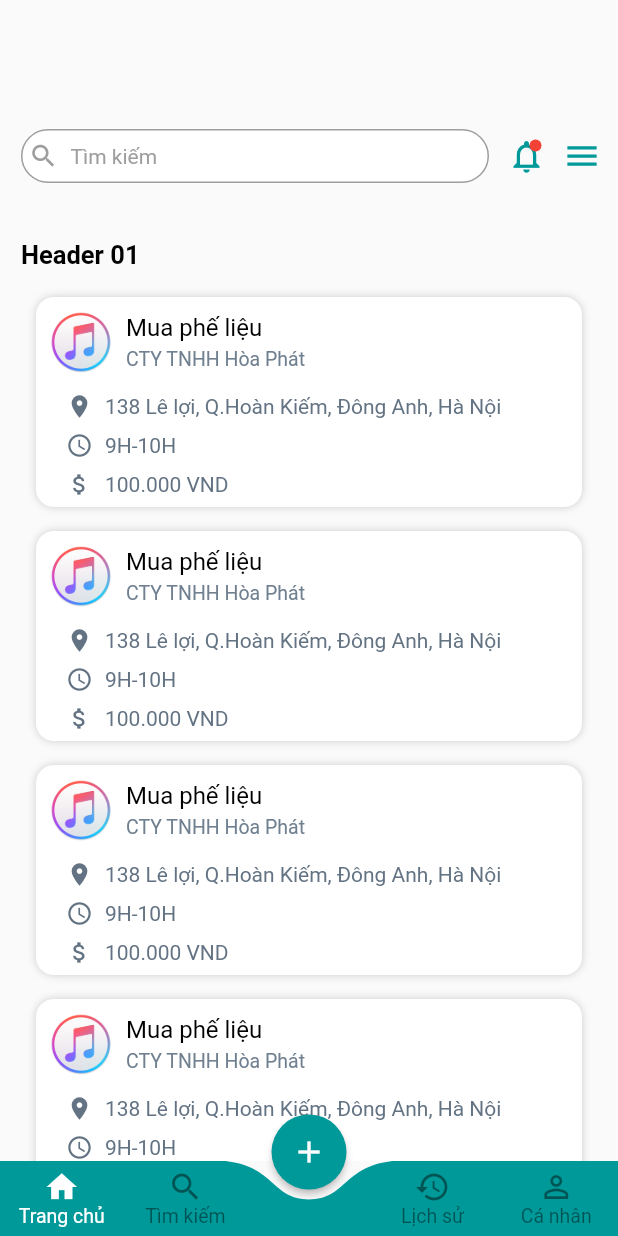
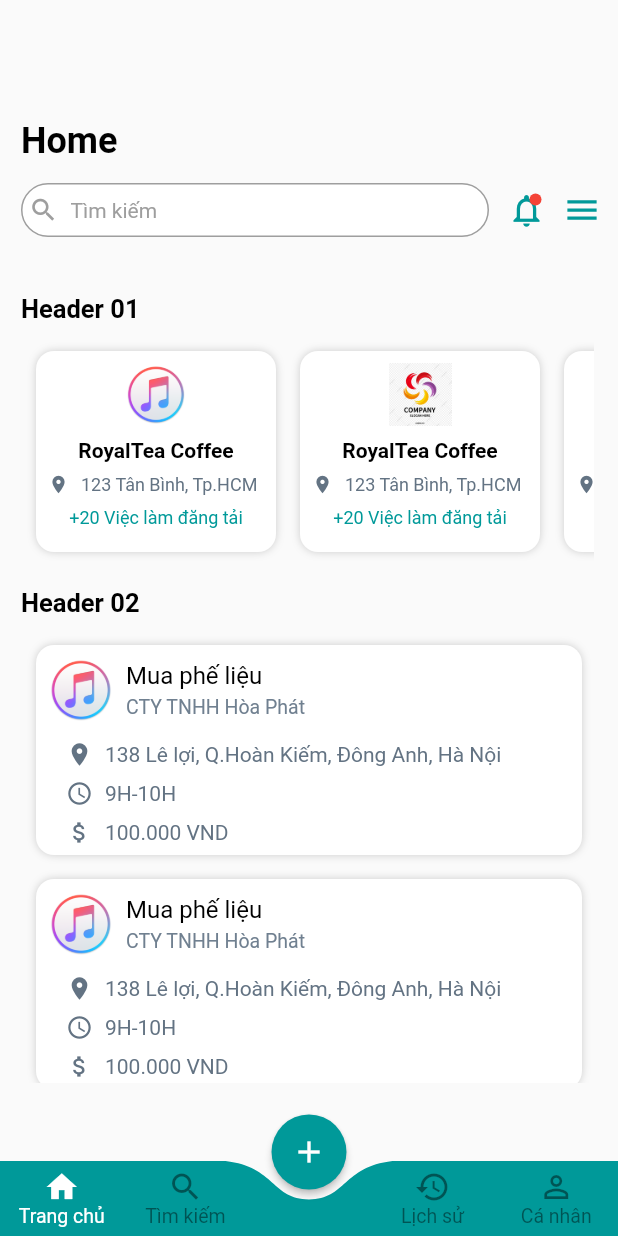
Before and after one commit to trantheho/bottom_navigation_bar, a Flutter app: the screen it shows after launch, on a phone screen of 412 x 824 dp. Run offline on Flutter 3.47's test engine with Material 2 defaults, Android fonts, the phone set to English and light mode, and no system bars; our stand-ins replace google_maps_flutter.

Commit message:
update home

```diff
--- a/lib/home.dart
+++ b/lib/home.dart
@@ -1,4 +1,5 @@
 import 'package:bottomnavigationbar/item_branch_job.dart';
+import 'package:bottomnavigationbar/item_company_job.dart';
 import 'package:flutter/cupertino.dart';
 import 'package:flutter/material.dart';
 
@@ -54,9 +55,46 @@ class _HomeScreenState extends State<_HomeScreen> with SingleTickerProviderState
         time: '9H-10H',
         money: '100.000 VND'),
 
+  ];
 
 
-
+  List<CompanyJobItem> company = [
+    CompanyJobItem(
+      asset: 'assets/icons/logo1.png',
+      companyName: 'RoyalTea Coffee',
+      address: '123 Tân Bình, Tp.HCM',
+      counterJob: 20,
+    ),
+    CompanyJobItem(
+      asset: 'assets/icons/logo4.jpg',
+      companyName: 'RoyalTea Coffee',
+      address: '123 Tân Bình, Tp.HCM',
+      counterJob: 20,
+    ),
+    CompanyJobItem(
+      asset: 'assets/icons/logo3.png',
+      companyName: 'RoyalTea Coffee',
+      address: '123 Tân Bình, Tp.HCM',
+      counterJob: 20,
+    ),
+    CompanyJobItem(
+      asset: 'assets/icons/logo2.jpg',
+      companyName: 'RoyalTea Coffee',
+      address: '123 Tân Bình, Tp.HCM',
+      counterJob: 20,
+    ),
+    CompanyJobItem(
+      asset: 'assets/icons/logo3.png',
+      companyName: 'RoyalTea Coffee',
+      address: '123 Tân Bình, Tp.HCM',
+      counterJob: 20,
+    ),
+    CompanyJobItem(
+      asset: 'assets/icons/logo4.jpg',
+      companyName: 'RoyalTea Coffee',
+      address: '123 Tân Bình, Tp.HCM',
+      counterJob: 20,
+    ),
   ];
 
 
@@ -78,6 +116,19 @@ class _HomeScreenState extends State<_HomeScreen> with SingleTickerProviderState
             SizedBox(height: 80),
             Container(
               margin: EdgeInsets.only(left: 14),
+              alignment: Alignment.centerLeft,
+              child: Text(
+                'Home',
+                textAlign: TextAlign.start,
+                style: TextStyle(
+                    fontSize: 24,
+                    color: Color.fromRGBO(0, 0, 0, 1),
+                    fontWeight: FontWeight.bold
+                ),
+              ),
+            ),
+            Container(
+              margin: EdgeInsets.only(left: 14, top: 8),
               child: Row(
                 mainAxisAlignment: MainAxisAlignment.spaceAround,
                 children: <Widget>[
@@ -128,11 +179,38 @@ class _HomeScreenState extends State<_HomeScreen> with SingleTickerProviderState
                 ],
               ),
             ),
+
             Container(
               width: MediaQuery.of(context).size.width,
               margin: EdgeInsets.only(top: 32, left: 14),
               child: Text(
                 'Header 01',
+                textAlign: TextAlign.start,
+                style: TextStyle(
+                    fontSize: 17,
+                    color: Color.fromRGBO(0, 0, 0, 1),
+                    fontWeight: FontWeight.bold
+                ),
+              ),
+            ),
+            Container(
+              height: 150,
+              margin: EdgeInsets.only(top: 10, left: 16, right: 16, bottom: 16),
+              child: ListView.builder(
+                  scrollDirection: Axis.horizontal,
+                  padding: EdgeInsets.zero,
+                  physics: AlwaysScrollableScrollPhysics(),
+                  itemCount: company.length,
+                  itemBuilder: (context, index){
+                    return ItemCompanyJob(companyJobItem: company[index],);
+                  }),
+            ),
+
+            Container(
+              width: MediaQuery.of(context).size.width,
+              margin: EdgeInsets.only(left: 14),
+              child: Text(
+                'Header 02',
                 textAlign: TextAlign.start,
                 style: TextStyle(
                   fontSize: 17,
@@ -141,12 +219,11 @@ class _HomeScreenState extends State<_HomeScreen> with SingleTickerProviderState
                 ),
               ),
             ),
-
             Container(
-              height: MediaQuery.of(context).size.height,
+              height: 300.0,
               margin: EdgeInsets.only(top: 10, left: 16, right: 16, bottom: 16),
               child: ListView.builder(
-                  scrollDirection: Axis.vertical,
+                  //scrollDirection: Axis.vertical,
                   physics: AlwaysScrollableScrollPhysics(),
                   padding: EdgeInsets.zero,
                   itemCount: jobs.length,
--- /dev/null
+++ b/lib/item_company_job.dart
@@ -0,0 +1,103 @@
+import 'package:flutter/cupertino.dart';
+import 'package:flutter/material.dart';
+
+class ItemCompanyJob extends StatefulWidget {
+  final CompanyJobItem companyJobItem;
+
+  ItemCompanyJob({this.companyJobItem});
+
+  @override
+  _ItemCompanyJobState createState() => _ItemCompanyJobState();
+}
+
+class _ItemCompanyJobState extends State<ItemCompanyJob> {
+  @override
+  Widget build(BuildContext context) {
+    return Container(
+      width: 160,
+      height: 120,
+      padding: EdgeInsets.all(8),
+      margin: EdgeInsets.all(8),
+      decoration: BoxDecoration(
+        borderRadius: BorderRadius.circular(12),
+        color: Colors.white,
+        boxShadow: [
+          BoxShadow(
+            color: Colors.grey.withOpacity(0.5),
+            blurRadius: 4,
+          ),
+        ],
+      ),
+      child: Center(
+        child: Column(
+          children: <Widget>[
+            Container(
+              width: 42,
+              height: 42,
+              child: Center(child: Image.asset(widget.companyJobItem.asset)),
+            ),
+            Container(
+              margin: EdgeInsets.only(top: 8),
+              child: Center(
+                child: Text(
+                  widget.companyJobItem.companyName,
+                  style: TextStyle(
+                      fontSize: 14,
+                      color: Color.fromRGBO(0, 0, 0, 1),
+                      fontWeight: FontWeight.bold),
+                ),
+              ),
+            ),
+            Container(
+              width: double.infinity,
+              margin: EdgeInsets.only(top: 8),
+              child: Row(
+                children: <Widget>[
+                  Icon(
+                    Icons.location_on,
+                    size: 14,
+                    color: Color.fromRGBO(99, 115, 131, 1),
+                  ),
+                  Container(
+                    margin: EdgeInsets.only(left: 8),
+                    child: Text(
+                      widget.companyJobItem.address,
+                      overflow: TextOverflow.ellipsis,
+                      textAlign: TextAlign.start,
+                      style: TextStyle(
+                          fontSize: 12,
+                          color: Color.fromRGBO(99, 115, 131, 1),
+                          fontWeight: FontWeight.normal),
+                    ),
+                  ),
+                ],
+              ),
+            ),
+            Container(
+              margin: EdgeInsets.only(top: 8),
+              child: Center(
+                child: Text(
+                  '+${widget.companyJobItem.counterJob} Việc làm đăng tải',
+                  overflow: TextOverflow.ellipsis,
+                  style: TextStyle(
+                      fontSize: 12,
+                      color: Color.fromRGBO(0, 153, 153, 1),
+                      fontWeight: FontWeight.normal),
+                ),
+              ),
+            ),
+          ],
+        ),
+      ),
+    );
+  }
+}
+
+class CompanyJobItem {
+  String asset;
+  String companyName;
+  String address;
+  int counterJob;
+
+  CompanyJobItem({this.asset, this.companyName, this.address, this.counterJob});
+}
```
